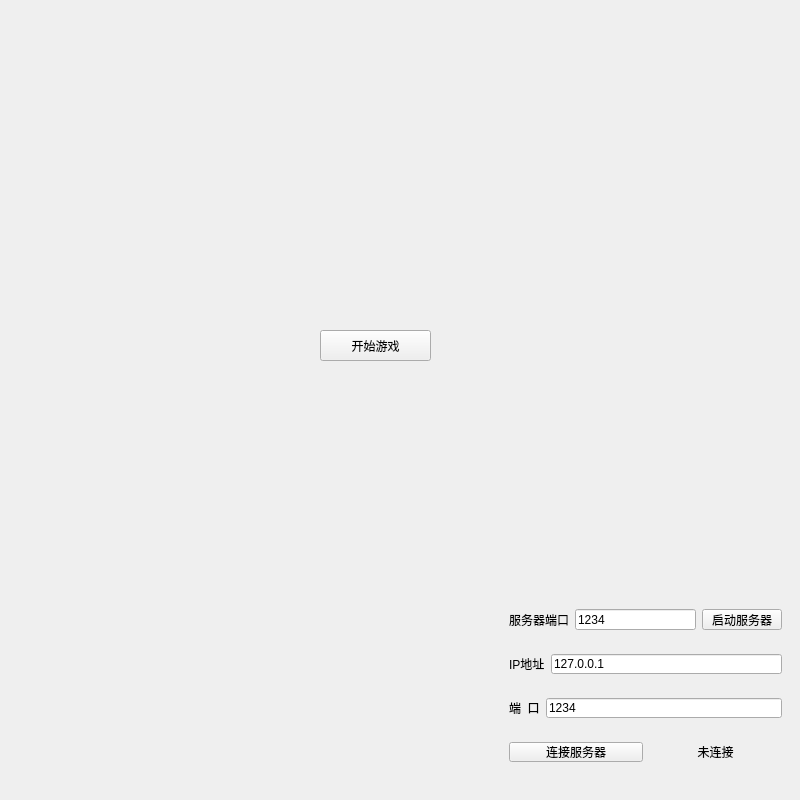
Qt form mainwindow.ui (Azure-Sora/FlappyBird) before a commit.
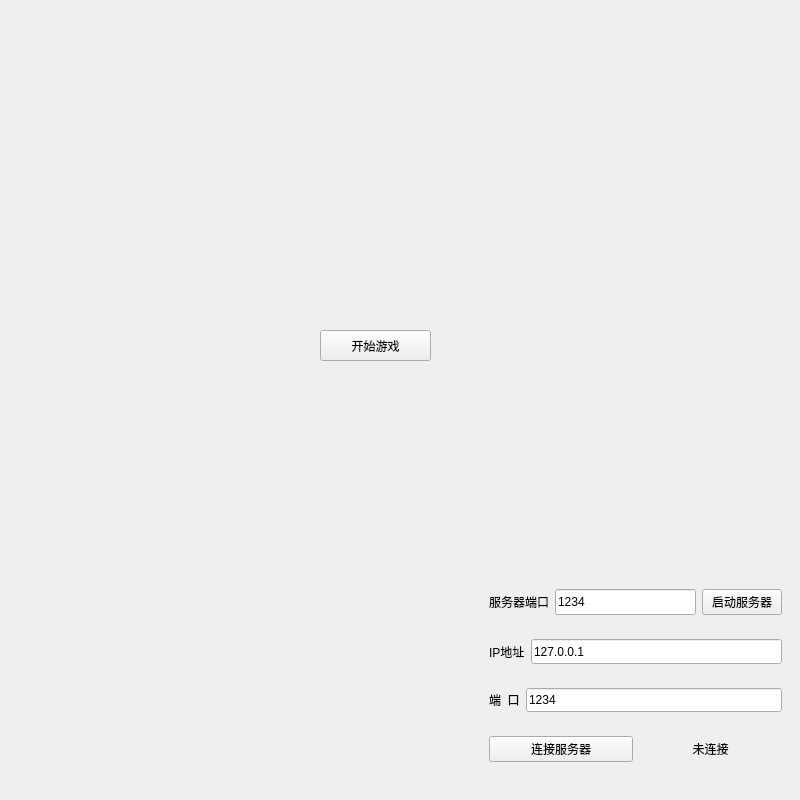
The same form after that commit.

Diff of the .ui file:
```diff
--- a/mainwindow.ui
+++ b/mainwindow.ui
@@ -30,10 +30,10 @@
    <widget class="QWidget" name="widget_2" native="true">
     <property name="geometry">
      <rect>
-      <x>500</x>
-      <y>600</y>
-      <width>291</width>
-      <height>171</height>
+      <x>480</x>
+      <y>580</y>
+      <width>311</width>
+      <height>191</height>
      </rect>
     </property>
     <layout class="QVBoxLayout" name="verticalLayout">
@@ -49,6 +49,12 @@
         </item>
         <item>
          <widget class="QLineEdit" name="serverPortEdit">
+          <property name="sizePolicy">
+           <sizepolicy hsizetype="Expanding" vsizetype="Preferred">
+            <horstretch>0</horstretch>
+            <verstretch>0</verstretch>
+           </sizepolicy>
+          </property>
           <property name="text">
            <string>1234</string>
           </property>
@@ -56,6 +62,12 @@
         </item>
         <item>
          <widget class="QPushButton" name="btnStartServer">
+          <property name="sizePolicy">
+           <sizepolicy hsizetype="Minimum" vsizetype="Preferred">
+            <horstretch>0</horstretch>
+            <verstretch>0</verstretch>
+           </sizepolicy>
+          </property>
           <property name="text">
            <string>启动服务器</string>
           </property>
@@ -76,6 +88,12 @@
         </item>
         <item>
          <widget class="QLineEdit" name="ipEdit">
+          <property name="sizePolicy">
+           <sizepolicy hsizetype="Expanding" vsizetype="Preferred">
+            <horstretch>0</horstretch>
+            <verstretch>0</verstretch>
+           </sizepolicy>
+          </property>
           <property name="text">
            <string>127.0.0.1</string>
           </property>
@@ -96,6 +114,12 @@
         </item>
         <item>
          <widget class="QLineEdit" name="portEdit">
+          <property name="sizePolicy">
+           <sizepolicy hsizetype="Expanding" vsizetype="Preferred">
+            <horstretch>0</horstretch>
+            <verstretch>0</verstretch>
+           </sizepolicy>
+          </property>
           <property name="text">
            <string>1234</string>
           </property>
@@ -109,6 +133,12 @@
        <layout class="QHBoxLayout" name="horizontalLayout">
         <item>
          <widget class="QPushButton" name="btnConnect">
+          <property name="sizePolicy">
+           <sizepolicy hsizetype="Minimum" vsizetype="Preferred">
+            <horstretch>0</horstretch>
+            <verstretch>0</verstretch>
+           </sizepolicy>
+          </property>
           <property name="text">
            <string>连接服务器</string>
           </property>
```
